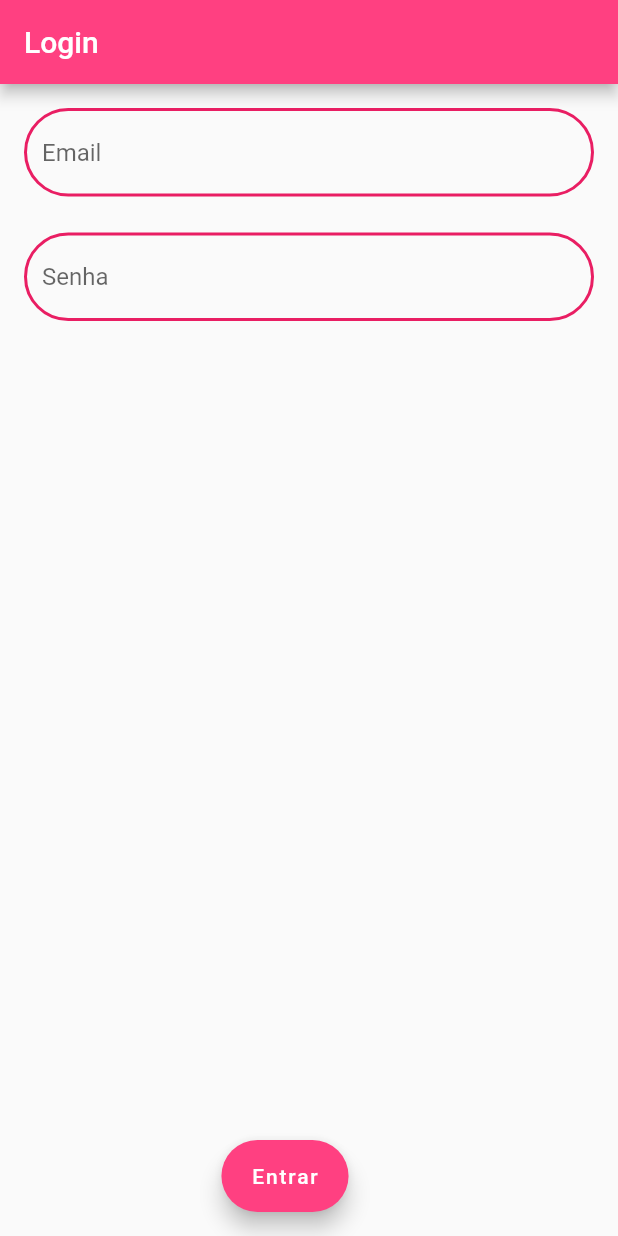
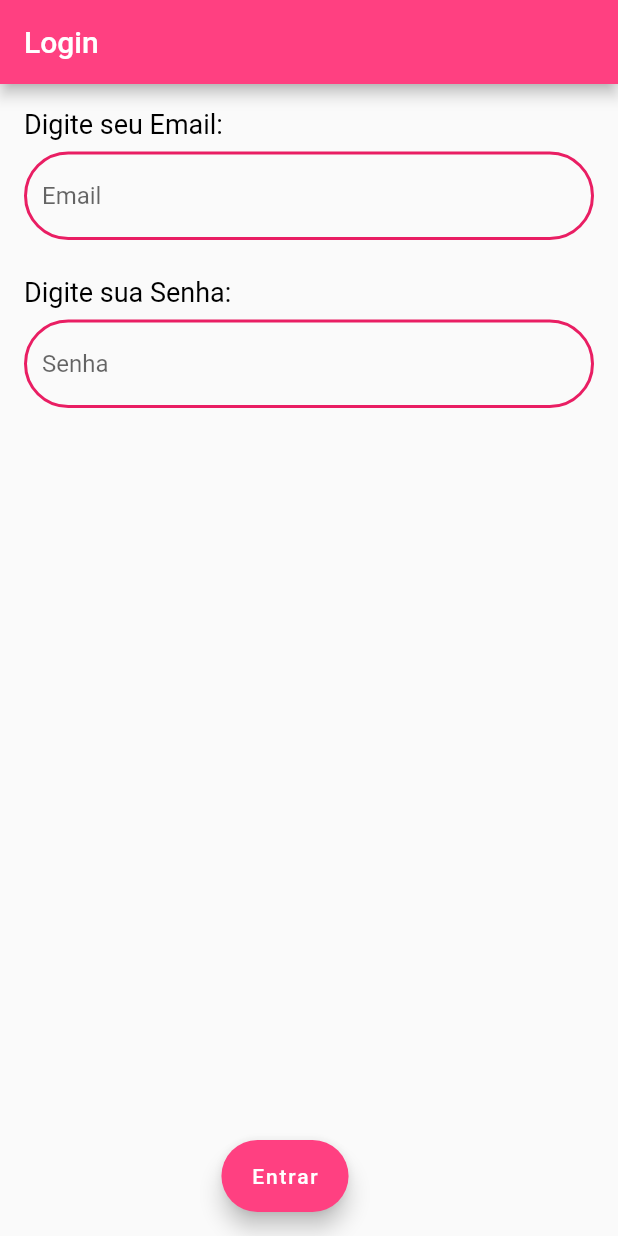
Before and after one commit to rafitann/module_arch, a Flutter app: the screen it shows after launch, on a phone screen of 412 x 824 dp. Run offline on Flutter 3.47's test engine with Material 2 defaults, Android fonts, the phone set to English and light mode, and no system bars; our stand-ins replace flutter_bloc, flutter_modular, fpdart; missing offline and left inert: dart:ffi.

Commit message:
ajustando tela

```diff
--- a/lib/module/auth/presenter/pages/login_page.dart
+++ b/lib/module/auth/presenter/pages/login_page.dart
@@ -18,6 +18,17 @@ class LoginPage extends StatelessWidget {
           padding: const EdgeInsets.all(16),
           child: Column(
             children: [
+              Row(
+                children: const [
+                  Text(
+                    "Digite seu Email: ",
+                    style: TextStyle(fontSize: 18, color: Colors.black),
+                  ),
+                ],
+              ),
+              const SizedBox(
+                height: 8,
+              ),
               TextField(
                 controller: emailController,
                 decoration: const InputDecoration(hintText: "Email"),
@@ -25,9 +36,20 @@ class LoginPage extends StatelessWidget {
               const SizedBox(
                 height: 24,
               ),
+              Row(
+                children: const [
+                  Text(
+                    "Digite sua Senha: ",
+                    style: TextStyle(fontSize: 18, color: Colors.black),
+                  ),
+                ],
+              ),
+              const SizedBox(
+                height: 8,
+              ),
               TextField(
                 controller: passwordController,
-                 decoration: const InputDecoration(hintText: "Senha"),
+                decoration: const InputDecoration(hintText: "Senha"),
               ),
             ],
           ),
```
